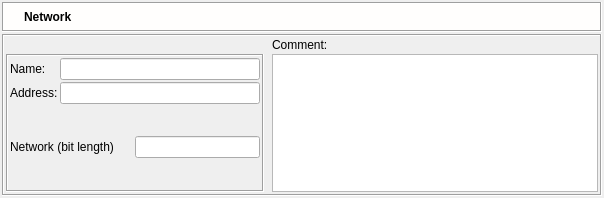
Above: src/gui/networkdialogipv6_q.ui from fwbuilder/fwbuilder before the change. Below: the same form after it.
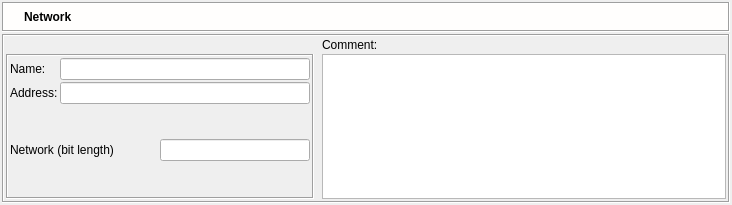
That is the form after the change. Icons and pictures are not drawn.

Commit message: widened "address" field of ipv6 and networkipv6 dialogs

What changed in the file:
```diff
--- a/src/gui/networkdialogipv6_q.ui
+++ b/src/gui/networkdialogipv6_q.ui
@@ -8,8 +8,8 @@
    <rect>
     <x>0</x>
     <y>0</y>
-    <width>604</width>
-    <height>198</height>
+    <width>732</width>
+    <height>205</height>
    </rect>
   </property>
   <property name="sizePolicy" >
@@ -295,7 +295,7 @@
          <widget class="QFrame" name="frame50" >
           <property name="minimumSize" >
            <size>
-            <width>250</width>
+            <width>300</width>
             <height>16</height>
            </size>
           </property>
@@ -326,7 +326,7 @@
              </property>
              <property name="minimumSize" >
               <size>
-               <width>200</width>
+               <width>250</width>
                <height>0</height>
               </size>
              </property>
@@ -352,7 +352,7 @@
              </property>
              <property name="minimumSize" >
               <size>
-               <width>0</width>
+               <width>250</width>
                <height>0</height>
               </size>
              </property>
```
The commit also changes 3 other files.
